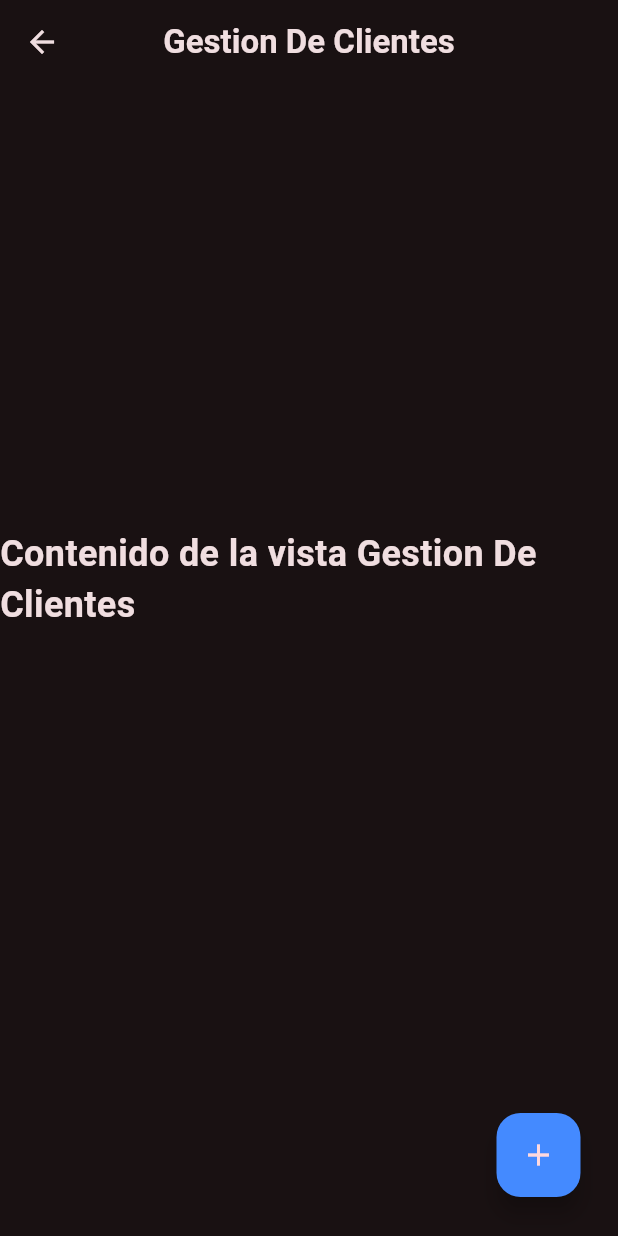
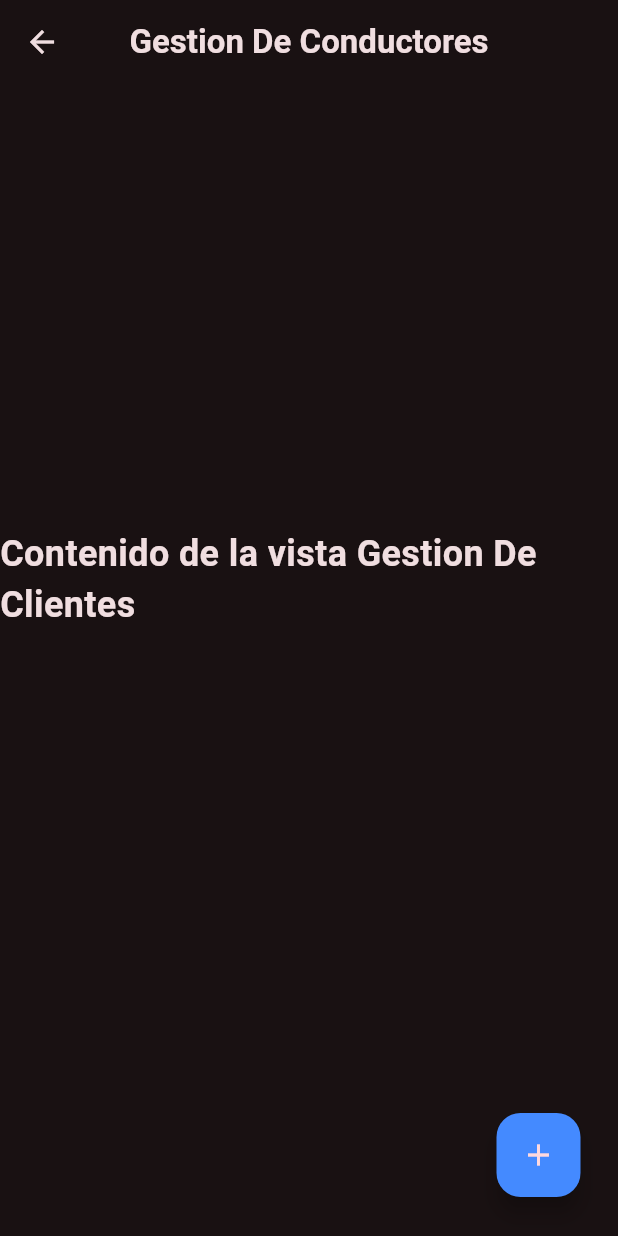
Before and after one commit to deep-skill/silver-express-app, a Flutter app: the HomeScreen screen opened by its route, item 2 of the bottom bar chosen, after a tap on "Clientes", on a phone screen of 412 x 824 dp. Run offline on Flutter 3.47's test engine with Material 2 defaults, Android fonts, the phone set to English and light mode, and no system bars; our stand-ins replace flutter_custom_clippers, flutter_dotenv, flutter_riverpod, flutter_vector_icons, go_router, riverpod.

Commit message:
Fix routes with provider riverpod (#7)
* fix routes with provider riverpod

- Fix route flow by adding riverpod provider.
- Add barrel file for screen.
- Refactors code for proper functioning
- Add back button in user views

* Fix Routers in Type_user

```diff
--- a/lib/Routes/app_routes.dart
+++ b/lib/Routes/app_routes.dart
@@ -1,30 +1,24 @@
 import 'package:go_router/go_router.dart';
+import 'package:riverpod/riverpod.dart';
 import 'package:silver/Screens/UserScreen/Driver/driver_create_screen.dart';
-import '../Screens/HomeScreen/home_screen.dart';
-import '../Screens/LandingScreen/landing_screen.dart';
+
 import '../Screens/UserScreen/Client/client_create_screen.dart';
 import '../Screens/UserScreen/Client/client_screen.dart';
-import '../Screens/UserScreen/Driver/driver_screen.dart';
+import '../Screens/screens.dart';
 
-class AppRouter {
-
-  final Future<void> Function()? login;
-
-  AppRouter({this.login});
-
-  GoRouter appRouter() {
+// * Usamos un Provider para agregar las rutas de todas las apps
+final appRouterProvider = Provider<GoRouter>((ref) {
   return GoRouter(initialLocation: '/', routes: [
     GoRoute(
       name: 'landing',
       path: '/',
-        builder: (context, state) => LandingScreen(login: login),
+      builder: (context, state) => const LandingScreen(),
     ),
     GoRoute(
       name: 'principal',
       path: '/home',
       builder: (context, state) => const HomeScreen(),
     ),
-
     GoRoute(
       name: 'clientes',
       path: '/clientes',
@@ -46,6 +40,4 @@ class AppRouter {
       builder: (context, state) => const DriverCreate(),
     ),
   ]);
-  }
-
-}
+});
--- a/lib/Screens/HomeScreen/home_screen.dart
+++ b/lib/Screens/HomeScreen/home_screen.dart
@@ -25,9 +25,9 @@ class _HomeScreenState extends State<HomeScreen> {
         });
         break;
       case 1:
-        page = const TypeUser();
+        page = const TypeUser(selectedItem: '',);
         setState(() {
-          appBarTitle = 'Tipos De Usuarios';
+          appBarTitle = 'Usuarios';
         });
         break;
       case 2:
--- a/lib/Screens/LandingScreen/landing_screen.dart
+++ b/lib/Screens/LandingScreen/landing_screen.dart
@@ -3,11 +3,10 @@ import 'package:flutter_custom_clippers/flutter_custom_clippers.dart';
 import 'package:flutter_vector_icons/flutter_vector_icons.dart';
 import 'package:go_router/go_router.dart';
 
-
 class LandingScreen extends StatelessWidget {
   final Future<void> Function()? login;
 
-  const LandingScreen({Key? key, required this.login}) : super(key: key);
+  const LandingScreen({Key? key, this.login}) : super(key: key);
 
   @override
   Widget build(BuildContext context) {
@@ -61,7 +60,7 @@ class LandingScreen extends StatelessWidget {
                       fixedSize: MaterialStateProperty.all(const Size(270, 50)),
                       backgroundColor: const MaterialStatePropertyAll(
                           Color.fromARGB(255, 0, 104, 24))),
-                  onPressed: () => context.push('/home'),
+                  onPressed: () => context.go('/home'),
                   child: const Text(
                     'Entrar',
                     style: TextStyle(color: Colors.white, fontSize: 20),
@@ -72,7 +71,6 @@ class LandingScreen extends StatelessWidget {
                       backgroundColor: const MaterialStatePropertyAll(
                           Color.fromARGB(255, 0, 104, 24))),
                   onPressed: () => login!(),
-
                   child: const Text(
                     'Comenzemos el Viaje',
                     style: TextStyle(color: Colors.white, fontSize: 20),
--- a/lib/Screens/UserScreen/Client/client_screen.dart
+++ b/lib/Screens/UserScreen/Client/client_screen.dart
@@ -1,81 +1,67 @@
 import 'package:flutter/material.dart';
-import 'package:go_router/go_router.dart';
-import '../../HomeScreen/home_screen.dart';
+import 'package:flutter_riverpod/flutter_riverpod.dart';
+import 'package:silver/Routes/app_routes.dart';
 
-class ClientScreen extends StatelessWidget {
+class ClientScreen extends ConsumerWidget {
   const ClientScreen({super.key});
 
   @override
-  Widget build(BuildContext context) {
+  Widget build(BuildContext context, ref) {
     final screenSize = MediaQuery.of(context).size;
 
     return Scaffold(
       appBar: AppBar(
-        title: const Text('Gestion De Clientes'),
+        leading: IconButton(
+          icon: const Icon(Icons.arrow_back),
+          onPressed: () => ref.read(appRouterProvider).go('/home'),
+        ),
+        title: const Text('Gestion De Conductores'),
       ),
-
-
-      body: Container(
-        child: body(context, screenSize)
-      ),
+      body: Container(child: body(context, screenSize, ref)),
     );
   }
 }
 
-
-Widget body(BuildContext context, Size screenSize){
+Widget body(BuildContext context, Size screenSize, ref) {
   return Row(
     mainAxisAlignment: MainAxisAlignment.center,
-
     children: [
-
       Expanded(
         child: Column(
           children: [
-
-            Expanded(
-              child: Container_View()
-            ),
-
+            Expanded(child: containerView()),
             const SizedBox(height: 25.0),
-
             Padding(
                 padding: const EdgeInsets.only(bottom: 26.0, right: 25.0),
                 child: Align(
                   alignment: Alignment.bottomRight,
-                  child: buttonCreate(context),
-                )
-              ),
+                  child: buttonCreate(context, ref),
+                )),
           ],
         ),
       ),
-
     ],
   );
 }
 
-Widget Container_View() {
-  return Flexible(
+Widget containerView() {
+  return const Flexible(
     flex: 3,
     child: SizedBox(
       child: Center(
-        child: Text('Contenido de la vista Gestion De Clientes', style: TextStyle(fontSize: 24)),
+        child: Text('Contenido de la vista Gestion De Clientes',
+            style: TextStyle(fontSize: 24)),
       ),
     ),
   );
 }
 
-
-
-
-Widget buttonCreate(BuildContext context) {
-
+Widget buttonCreate(BuildContext context, ref) {
   return FloatingActionButton(
     onPressed: () {
-      context.push('/crearClientes');
+      ref.read(appRouterProvider).go('/crearClientes');
     },
     backgroundColor: Colors.blueAccent,
     child: const Icon(Icons.add),
   );
-
 }
--- a/lib/Screens/UserScreen/type_user_screen.dart
+++ b/lib/Screens/UserScreen/type_user_screen.dart
@@ -1,64 +1,48 @@
 import 'package:flutter/material.dart';
-import 'package:go_router/go_router.dart';
-import 'package:silver/Screens/UserScreen/Client/client_screen.dart';
+import 'package:flutter_riverpod/flutter_riverpod.dart';
+import 'package:silver/Routes/app_routes.dart';
 
-class TypeUser extends StatelessWidget {
-  const TypeUser({super.key});
+class TypeUser extends ConsumerWidget {
+  final String selectedItem;
+
+  const TypeUser({super.key, required this.selectedItem});
 
   @override
-  Widget build(BuildContext context) {
-    final colors = Theme.of(context).colorScheme;
-    final size = MediaQuery.of(context).size;
-
+  Widget build(BuildContext context, ref) {
     return Scaffold(
-
+      appBar: AppBar(
+        title: const Text('Tipos De Usuarios'),
+      ),
       body: Padding(
         padding: const EdgeInsets.only(top: 75.0),
         child: Column(
           children: [
             ElevatedButton(
-                  style: ButtonStyle(
-                    backgroundColor: MaterialStatePropertyAll(colors.primary),
-                    maximumSize: MaterialStateProperty.all(Size(size.width * 0.8, size.height * 10))
+              style: ElevatedButton.styleFrom(
+                  backgroundColor: Colors.blueAccent,
+                  padding:
+                      const EdgeInsets.symmetric(horizontal: 45, vertical: 23)),
+              onPressed: () {
+                ref.read(appRouterProvider).go('/clientes');
+              },
+              child: const Row(
+                children: [Icon(Icons.person_pin), Text('Clientes')],
               ),
+            ),
+            const SizedBox(height: 45.0),
+            ElevatedButton(
+              style: ElevatedButton.styleFrom(
+                  backgroundColor: Colors.blueAccent,
+                  padding:
+                      const EdgeInsets.symmetric(horizontal: 45, vertical: 23)),
               onPressed: () {
-                      Navigator.of(context).push(
-                        MaterialPageRoute(
-                          builder: (context) => const ClientScreen(),
-                        ),
-                      );
+                ref.read(appRouterProvider).go('/conductores');
               },
-
-                  child: Row(
-                    children: [
-                      const Icon(Icons.person_pin),
-                      const SizedBox(width: 15),
-                      Text('Clientes', style: TextStyle(fontWeight: FontWeight.bold, fontSize: 25, color: colors.onPrimary),)
-                    ],
-                  ),
-
-                ),
-
-                const SizedBox(height: 45.0),
-
-                ElevatedButton(
-                  style: ButtonStyle(
-                    backgroundColor: MaterialStatePropertyAll(colors.primary),
-                    maximumSize: MaterialStateProperty.all(Size(size.width * 0.8, size.height * 10))
-                  ),
-                  onPressed: () {
-                    context.push('/conductores');
-                  },
-                  child: Row(
-                    children: [
-                      const Icon(Icons.drive_eta_sharp),
-                      const SizedBox(width: 15),
-                      Text('Conductores', style: TextStyle(fontWeight: FontWeight.bold, fontSize: 25, color: colors.onPrimary),)
-                    ],
+              child: const Row(
+                children: [Icon(Icons.drive_eta_sharp), Text('Conductores')],
               ),
             ),
           ],
-
         ),
       ),
     );
--- /dev/null
+++ b/lib/Screens/screens.dart
@@ -0,0 +1,4 @@
+export './HomeScreen/home_screen.dart';
+export './LandingScreen/landing_screen.dart';
+export './UserScreen/type_user_screen.dart';
+export './UserScreen/Driver/driver_screen.dart';
--- a/lib/main.dart
+++ b/lib/main.dart
@@ -1,9 +1,10 @@
 import 'package:flutter/material.dart';
 import 'package:flutter_dotenv/flutter_dotenv.dart';
+import 'package:flutter_riverpod/flutter_riverpod.dart';
 import 'my_app.dart';
 
 void main() async {
   await dotenv.load();
 
-  runApp(const MyApp());
+  runApp(const ProviderScope(child: MyApp()));
 }
--- a/lib/my_app.dart
+++ b/lib/my_app.dart
@@ -1,36 +1,30 @@
 import 'package:flutter/material.dart';
 // import 'package:auth0_flutter/auth0_flutter.dart';
 // import 'package:auth0_flutter/auth0_flutter_web.dart';
-import 'package:dio/dio.dart';
+// import 'package:dio/dio.dart';
 import 'package:flutter/foundation.dart';
-import 'package:flutter_dotenv/flutter_dotenv.dart';
-import 'package:go_router/go_router.dart';
+import 'package:flutter_riverpod/flutter_riverpod.dart';
+import 'package:silver/theme/app_theme.dart';
 
 import 'Routes/app_routes.dart';
-import 'Theme/app_theme.dart';
 
-
-
-
-
-
-class MyApp extends StatefulWidget {
+class MyApp extends ConsumerStatefulWidget {
   // final Auth0? auth0;
-  const MyApp({ final Key? key}) : super(key: key);
+  const MyApp({final Key? key}) : super(key: key);
 
   @override
-  State<MyApp> createState() => _MyAppState();
+  MyAppState createState() => MyAppState();
 
   static void login(BuildContext context) {
-    final state = context.findAncestorStateOfType<_MyAppState>();
+    final state = context.findAncestorStateOfType<MyAppState>();
     state?.login();
   }
 }
 
-class _MyAppState extends State<MyApp> {
+class MyAppState extends ConsumerState<MyApp> {
   // ignore: unused_field
   // UserProfile? _user;
-  final _dio = Dio();
+  // final _dio = Dio();
 
   // late Auth0 auth0;
   // late Auth0Web auth0Web;
@@ -69,7 +63,6 @@ class _MyAppState extends State<MyApp> {
       //       data: {id: id, name: name, email: email},
       //       options: Options(contentType: 'application/json'));
 
-
       //   // ignore: use_build_context_synchronously
       //   context.push('/home');
 
@@ -105,12 +98,12 @@ class _MyAppState extends State<MyApp> {
 
   @override
   Widget build(final BuildContext context) {
+    final appRouter = ref.watch(appRouterProvider);
+
     return MaterialApp.router(
         debugShowCheckedModeBanner: false,
         theme:
             AppTheme(selectedColor: 1, brightness: Brightness.dark).getTheme(),
-        routerConfig: AppRouter(login: login).appRouter()
-    );
+        routerConfig: appRouter);
   }
-
 }
--- a/pubspec.yaml
+++ b/pubspec.yaml
@@ -28,7 +28,6 @@ environment:
 # the latest version available on pub.dev. To see which dependencies have newer
 # versions available, run `flutter pub outdated`.
 dependencies:
-  # auth0_flutter: 1.2.0
   cupertino_icons: ^1.0.2
   dio: ^5.2.1+1
   flutter:
@@ -39,15 +38,17 @@ dependencies:
   go_router: ^8.2.0
   google_fonts: ^4.0.3
   http: ^0.13.4
+  riverpod: ^2.3.6
+  flutter_riverpod: ^2.3.2
 
 dev_dependencies:
   build_runner: ^2.1.8
+  change_app_package_name: ^1.0.0
   flutter_lints: ^2.0.0
   flutter_test:
     sdk: flutter
   mockito: ^5.1.0
   test: ^1.16.5
-  change_app_package_name: ^1.0.0
 
 # For information on the generic Dart part of this file, see the
 # following page: https://dart.dev/tools/pub/pubspec
```
Also changed, not shown: lib/Screens/UserScreen/Client/client_create_screen.dart (+51 -73 lines), lib/Screens/UserScreen/Driver/driver_create_screen.dart (+54 -94 lines), lib/Screens/UserScreen/Driver/driver_screen.dart (+26 -30 lines), pubspec.lock. Lines whose indentation alone changed are shown as unchanged.
